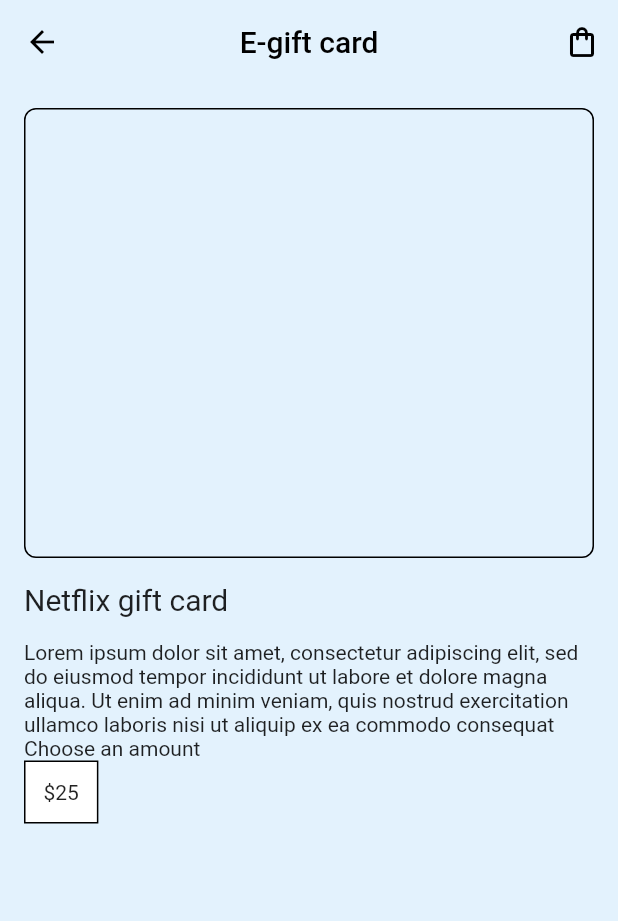
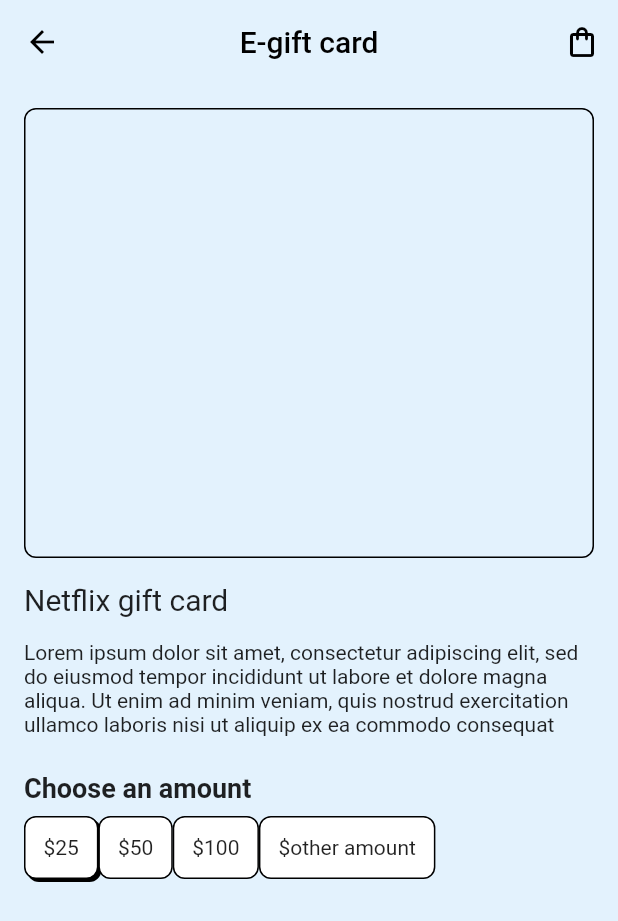
Before and after one commit to JAICHANGPARK/flutter_notebook_chapter_28, a Flutter app: the EGiftCardDetailPage screen opened directly, on a phone screen of 412 x 824 dp. Shown: the top 921 px of the screen. Run offline on Flutter 3.47's test engine with Material 2 defaults, Android fonts, the phone set to English and light mode, and no system bars; our stand-ins replace date_picker_timeline, dots_indicator, fl_chart, flutter_speed_dial, freezed_annotation, google_fonts and 1 more.

Commit message:
Update egift_card_detail_page.dart

```diff
--- a/lib/ep1448_egift_card_app/view/egift_card_detail_page.dart
+++ b/lib/ep1448_egift_card_app/view/egift_card_detail_page.dart
@@ -17,11 +17,11 @@
         foregroundColor: Colors.black,
         elevation: 0,
         centerTitle: true,
-        title: Text("E-gift card"),
+        title: const Text("E-gift card"),
         actions: [
           IconButton(
             onPressed: () {},
-            icon: Icon(
+            icon: const Icon(
               Icons.shopping_bag_outlined,
             ),
           ),
@@ -39,8 +39,8 @@
                 borderRadius: BorderRadius.circular(8),
               ),
             ),
-            Padding(
-              padding: const EdgeInsets.symmetric(vertical: 16),
+            const Padding(
+              padding: EdgeInsets.symmetric(vertical: 16),
               child: Text(
                 "Netflix gift card",
                 style: TextStyle(
@@ -48,24 +48,76 @@
                 ),
               ),
             ),
-            Text(
+            const Text(
               "Lorem ipsum dolor sit amet, consectetur adipiscing elit, sed do eiusmod tempor incididunt ut labore et dolore magna aliqua. "
               "Ut enim ad minim veniam, quis nostrud exercitation ullamco laboris nisi ut aliquip ex ea commodo consequat",
             ),
-            Text(
+            SizedBox(
+              height: 24,
+            ),
+            const Text(
               "Choose an amount",
+              style: TextStyle(
+                fontSize: 18,
+                fontWeight: FontWeight.bold,
+              ),
+            ),
+            SizedBox(
+              height: 8,
             ),
             Row(
               children: [
                 Container(
                   decoration: BoxDecoration(
                     border: Border.all(),
-                    boxShadow: [],
+                    boxShadow: [
+                      const BoxShadow(
+                        color: Colors.black,
+                        offset: Offset(
+                          2,
+                          2,
+                        ),
+                      ),
+                    ],
+                    borderRadius: BorderRadius.circular(8),
                     color: Colors.white,
                   ),
-                  padding: EdgeInsets.all(12),
-                  child: Center(
+                  padding: const EdgeInsets.all(12),
+                  child: const Center(
                     child: Text("\$25"),
+                  ),
+                ),
+                Container(
+                  decoration: BoxDecoration(
+                    border: Border.all(),
+                    borderRadius: BorderRadius.circular(8),
+                    color: Colors.white,
+                  ),
+                  padding: const EdgeInsets.all(12),
+                  child: const Center(
+                    child: Text("\$50"),
+                  ),
+                ),
+                Container(
+                  decoration: BoxDecoration(
+                    border: Border.all(),
+                    borderRadius: BorderRadius.circular(8),
+                    color: Colors.white,
+                  ),
+                  padding: const EdgeInsets.all(12),
+                  child: const Center(
+                    child: Text("\$100"),
+                  ),
+                ),
+                Container(
+                  decoration: BoxDecoration(
+                    border: Border.all(),
+                    borderRadius: BorderRadius.circular(8),
+                    color: Colors.white,
+                  ),
+                  padding: const EdgeInsets.all(12),
+                  child: const Center(
+                    child: Text("\$other amount"),
                   ),
                 )
               ],
```
